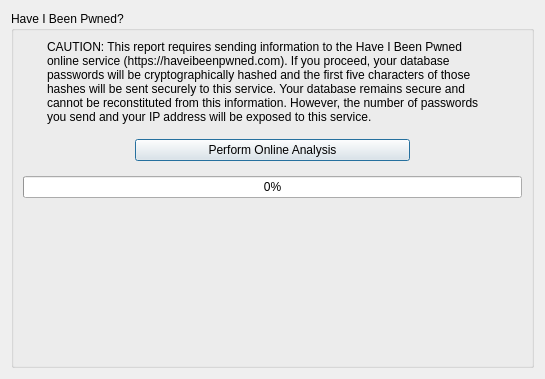
The window that src/gui/reports/ReportsWidgetHibp.ui (keepassxreboot/keepassxc) describes before a commit, drawn with Qt 5.
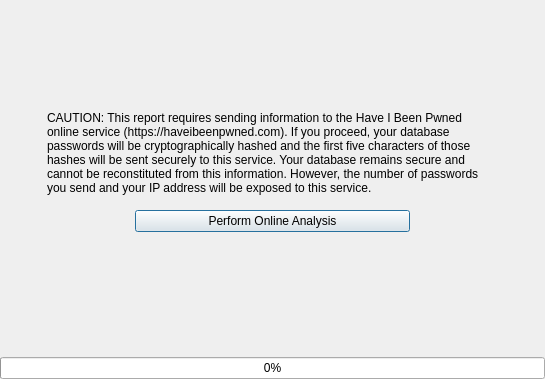
The same window after the commit. The open tabs and pages were chosen to show the change.

Commit message:
Reports: Add "Known Bad" flag for entries
* Fixes #4168

* Introduce a custom data element stored with an entry to indicate that it is a "Known Bad" entry. This flag causes database reports to skip these entries.
* The current number of known bad entries is displayed in the statistics report.
* Add context menu to reports to easily exclude entries.

What changed in the file:
```diff
--- a/src/gui/reports/ReportsWidgetHibp.ui
+++ b/src/gui/reports/ReportsWidgetHibp.ui
@@ -11,12 +11,18 @@
    </rect>
   </property>
   <layout class="QVBoxLayout" name="verticalLayout">
-   <item>
-    <widget class="QGroupBox" name="groupBox">
-     <property name="title">
-      <string>Have I Been Pwned?</string>
-     </property>
-     <layout class="QVBoxLayout" name="verticalLayout_4">
+   <property name="leftMargin">
+    <number>0</number>
+   </property>
+   <property name="topMargin">
+    <number>0</number>
+   </property>
+   <property name="rightMargin">
+    <number>0</number>
+   </property>
+   <property name="bottomMargin">
+    <number>0</number>
+   </property>
       <item>
        <widget class="QStackedWidget" name="stackedWidget">
         <property name="currentIndex">
@@ -39,6 +45,19 @@
           <property name="bottomMargin">
            <number>0</number>
           </property>
+       <item>
+        <spacer name="verticalSpacer_3">
+         <property name="orientation">
+          <enum>Qt::Vertical</enum>
+         </property>
+         <property name="sizeHint" stdset="0">
+          <size>
+           <width>20</width>
+           <height>40</height>
+          </size>
+         </property>
+        </spacer>
+       </item>
           <item>
            <layout class="QHBoxLayout" name="horizontalLayout_2">
             <item>
@@ -82,6 +101,19 @@
             </item>
            </layout>
           </item>
+       <item>
+        <spacer name="verticalSpacer">
+         <property name="orientation">
+          <enum>Qt::Vertical</enum>
+         </property>
+         <property name="sizeHint" stdset="0">
+          <size>
+           <width>20</width>
+           <height>40</height>
+          </size>
+         </property>
+        </spacer>
+       </item>
           <item>
            <widget class="QProgressBar" name="progressBar">
             <property name="value">
@@ -89,19 +121,6 @@
             </property>
            </widget>
           </item>
-          <item>
-           <spacer name="verticalSpacer">
-            <property name="orientation">
-             <enum>Qt::Vertical</enum>
-            </property>
-            <property name="sizeHint" stdset="0">
-             <size>
-              <width>20</width>
-              <height>40</height>
-             </size>
-            </property>
-           </spacer>
-          </item>
          </layout>
         </widget>
         <widget class="QWidget" name="resultsTable">
@@ -178,9 +197,6 @@
           </item>
          </layout>
         </widget>
-       </widget>
-      </item>
-     </layout>
     </widget>
    </item>
   </layout>
```
Left out of the diff: 28 changed lines with no effect on the pictures. Lines whose indentation alone changed are shown as unchanged. The commit also changes 19 other files.
